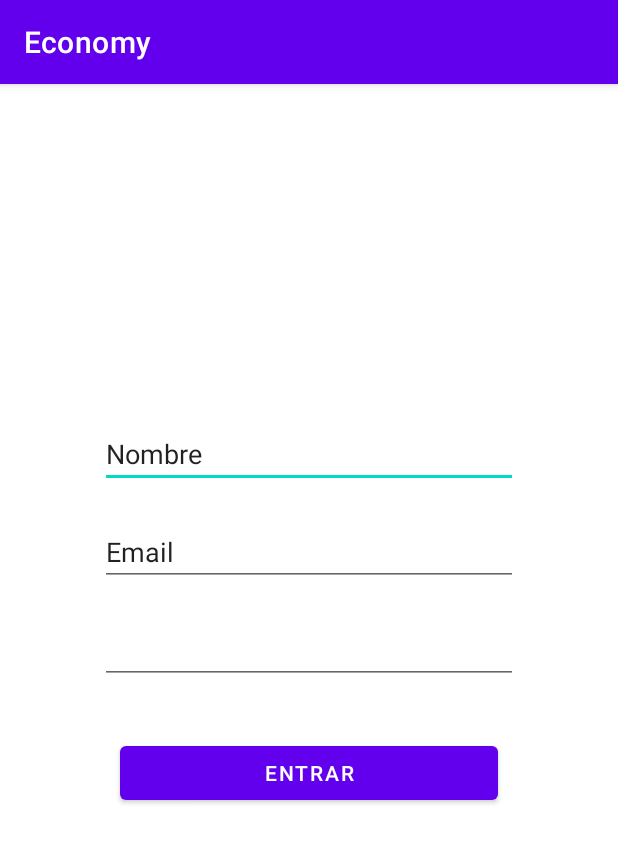
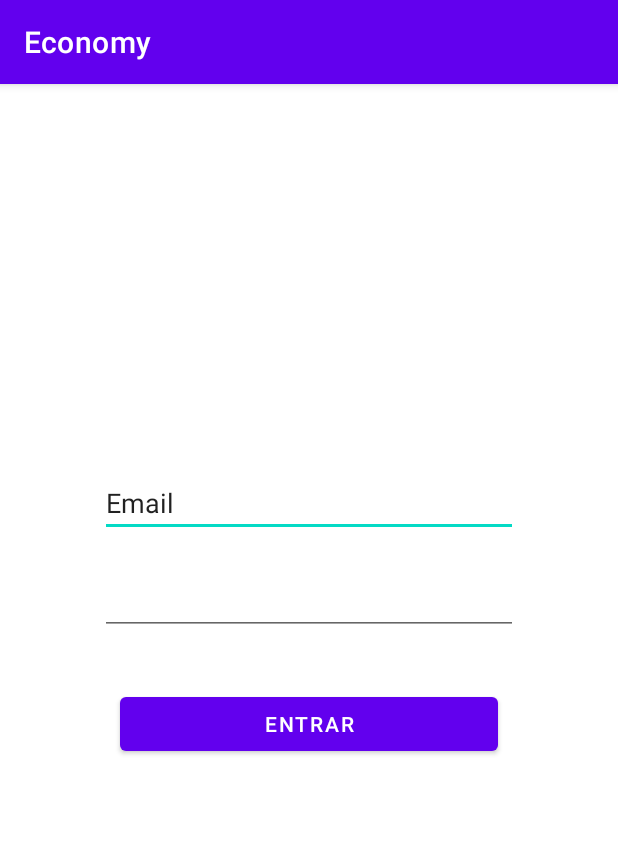
Before and after one commit to Ignacio557/Economy, an Android app: the NewUserActivity screen opened directly, with no data from a screen before it, on a phone screen of 412 x 824 dp. Shown: the top 843 px of the screen. Run offline under Robolectric (Android 15) with nearby library versions, the phone set to English and light mode, and no system bars.

```diff
--- a/app/build.gradle
+++ b/app/build.gradle
@@ -34,6 +34,7 @@ dependencies {
     implementation 'androidx.constraintlayout:constraintlayout:2.0.4'
     implementation platform('com.google.firebase:firebase-bom:26.1.1')
     implementation 'com.google.firebase:firebase-auth'
+    implementation 'com.google.android.gms:play-services-auth:19.0.0'
     implementation 'com.google.firebase:firebase-analytics'
     testImplementation 'junit:junit:4.+'
     androidTestImplementation 'androidx.test.ext:junit:1.1.2'
--- a/app/src/main/AndroidManifest.xml
+++ b/app/src/main/AndroidManifest.xml
@@ -21,4 +21,6 @@
         </activity>
     </application>
 
+
+
 </manifest>
--- a/app/src/main/res/layout/activity_new_user.xml
+++ b/app/src/main/res/layout/activity_new_user.xml
@@ -14,17 +14,6 @@
         android:orientation="vertical"
         tools:layout_editor_absoluteX="175dp"
         tools:layout_editor_absoluteY="297dp">
-
-        <EditText
-            android:id="@+id/Txt_nameUser"
-            android:layout_width="match_parent"
-            android:layout_height="wrap_content"
-            android:layout_marginLeft="100px"
-            android:layout_marginTop="20dp"
-            android:layout_marginRight="100px"
-            android:ems="10"
-            android:inputType="textPersonName"
-            android:text="@string/txt_nameUser" />
 
         <EditText
             android:id="@+id/Txt_Email"
--- a/build.gradle
+++ b/build.gradle
@@ -5,7 +5,7 @@ buildscript {
         jcenter()
     }
     dependencies {
-        classpath "com.android.tools.build:gradle:4.1.0"
+        classpath 'com.android.tools.build:gradle:4.1.1'
         classpath 'com.google.gms:google-services:4.3.4'
         // NOTE: Do not place your application dependencies here; they belong
         // in the individual module build.gradle files
```
Also changed, not shown: app/src/main/java/com/example/economy/MainActivity.java (+7 -0 lines).
